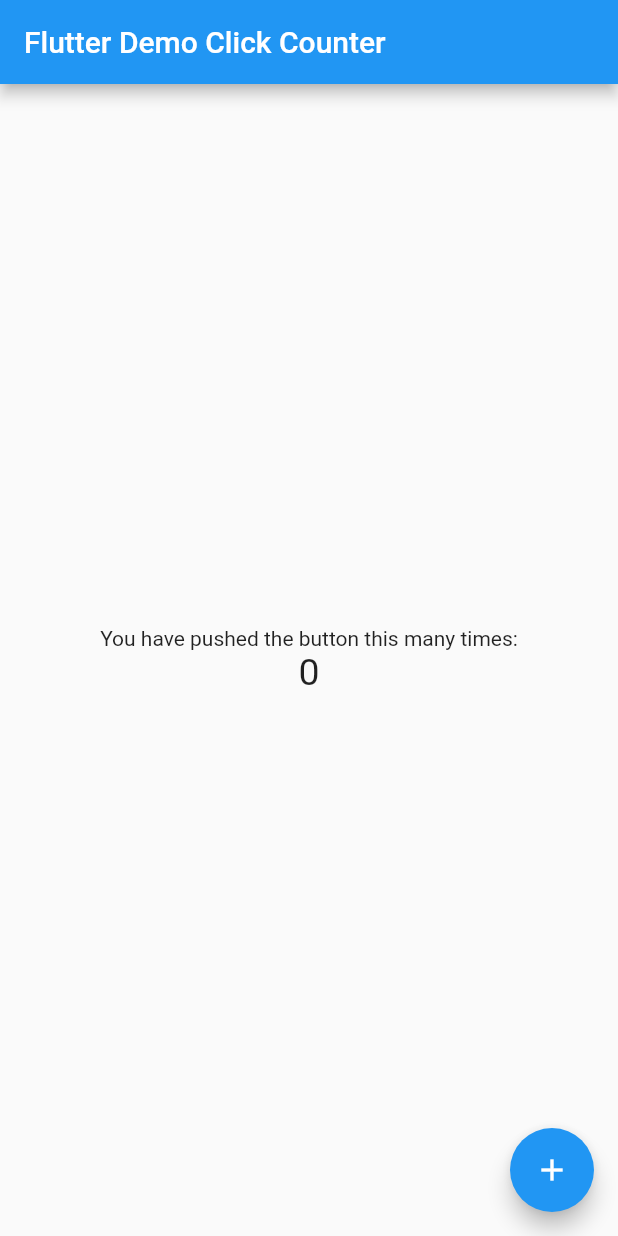
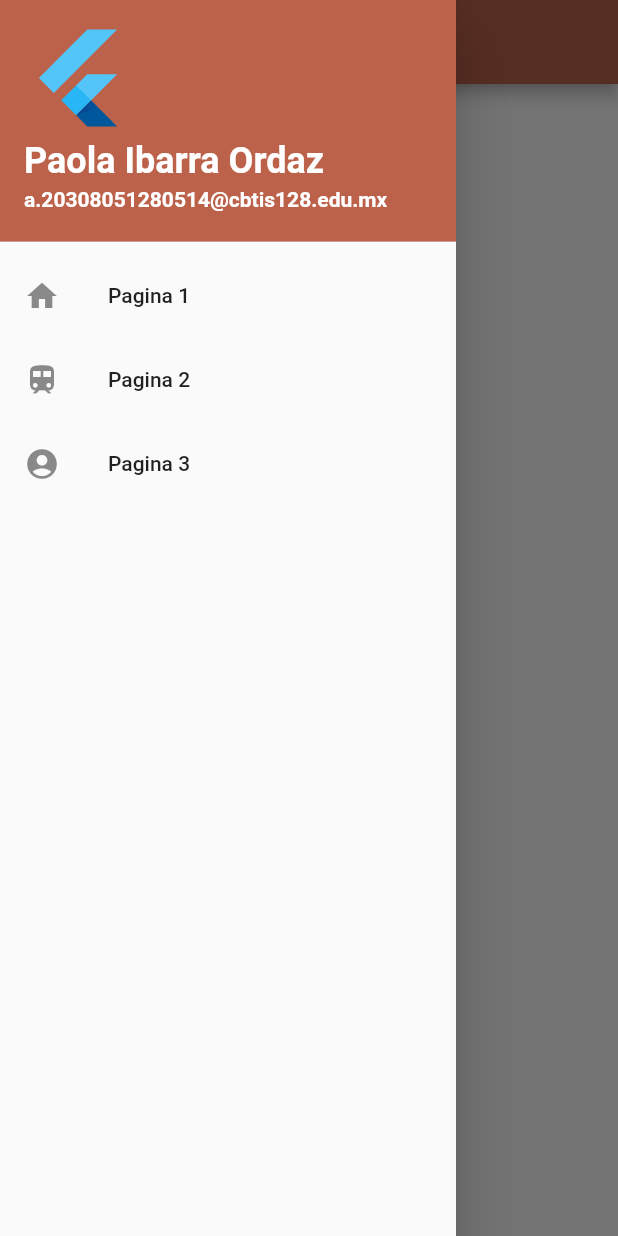
Before and after one commit to PaolaIbarraOrdaz/DrawerFlutLab, a Flutter app: the screen it shows after launch, with the side drawer open (before the commit the screen has no drawer), on a phone screen of 412 x 824 dp. Run offline on Flutter 3.47's test engine with Material 2 defaults, Android fonts, the phone set to English and light mode, and no system bars.

Commit message:
Update main.dart

```diff
--- a/lib/main.dart
+++ b/lib/main.dart
@@ -4,7 +4,7 @@ void main() => runApp(MyApp());
 
 class MyApp extends StatelessWidget {
   const MyApp({super.key});
-  static const String _title = 'Flutter Stateful Clicker Counter';
+  static const String _title = 'Drawer en Flutter';
   // This widget is the root of your application.
   @override
   Widget build(BuildContext context) {
@@ -13,6 +13,7 @@ class MyApp extends StatelessWidget {
       theme: ThemeData(
         primarySwatch: Colors.blue,
       ),
+      debugShowCheckedModeBanner: false,
       home: MyHomePage(),
     );
   }
@@ -20,71 +21,79 @@ class MyApp extends StatelessWidget {
 
 class MyHomePage extends StatefulWidget {
   const MyHomePage({super.key});
-  // This widget is the home page of your application. It is stateful, meaning
-  // that it has a State object (defined below) that contains fields that affect
-  // how it looks.
-  // This class is the configuration for the state.
   @override
   _MyHomePageState createState() => _MyHomePageState();
 }
 
 class _MyHomePageState extends State<MyHomePage> {
-  int _counter = 0;
-
-  void _incrementCounter() {
-    setState(() {
-      // This call to setState tells the Flutter framework that something has
-      // changed in this State, which causes it to rerun the build method below
-      // so that the display can reflect the updated values. If we changed
-      // _counter without calling setState(), then the build method would not be
-      // called again, and so nothing would appear to happen.
-      _counter++;
-    });
-  }
-
   @override
   Widget build(BuildContext context) {
-    // This method is rerun every time setState is called, for instance as done
-    // by the _incrementCounter method above.
-    //
-    // The Flutter framework has been optimized to make rerunning build methods
-    // fast, so that you can just rebuild anything that needs updating rather
-    // than having to individually change instances of widgets.
     return Scaffold(
       appBar: AppBar(
-        // Here we take the value from the MyHomePage object that was created by
-        // the App.build method, and use it to set our appbar title.
-        title: Text('Flutter Demo Click Counter'),
+        title: Text('Act 3 Drawer Ibarra'),
+        backgroundColor: const Color(0xffbc614a),
       ),
-      body: Center(
-        // Center is a layout widget. It takes a single child and positions it
-        // in the middle of the parent.
-        child: Column(
-          // Column is also a layout widget. It takes a list of children and
-          // arranges them vertically. By default, it sizes itself to fit its
-          // children horizontally, and tries to be as tall as its parent.
-          //
-          // Column has various properties to control how it sizes itself and
-          // how it positions its children. Here we use mainAxisAlignment to
-          // center the children vertically; the main axis here is the vertical
-          // axis because Columns are vertical (the cross axis would be
-          // horizontal).
-          mainAxisAlignment: MainAxisAlignment.center,
-          children: <Widget>[
-            Text(
-              'You have pushed the button this many times:',
+      drawer: Drawer(
+        child: ListView(
+          // Important: Remove any padding from the ListView.
+          padding: EdgeInsets.zero,
+          children: [
+            const UserAccountsDrawerHeader(
+              // <-- SEE HERE
+              decoration: BoxDecoration(color: const Color(0xffbc614a)),
+              accountName: Text(
+                "Paola Ibarra Ordaz",
+                style: TextStyle(
+                  fontWeight: FontWeight.bold,
+                  fontSize: 24,
+                ),
+              ),
+              accountEmail: Text(
+                "a.20308051280514@cbtis128.edu.mx",
+                style: TextStyle(
+                  fontWeight: FontWeight.bold,
+                ),
+              ),
+              currentAccountPicture: FlutterLogo(),
             ),
-            Text(
-              '$_counter',
-              style: TextStyle(fontSize: 25),
+            ListTile(
+              leading: Icon(
+                Icons.home,
+              ),
+              title: const Text('Pagina 1'),
+              onTap: () {
+                Navigator.pop(context);
+              },
+            ),
+            ListTile(
+              leading: Icon(
+                Icons.train,
+              ),
+              title: const Text('Pagina 2'),
+              onTap: () {
+                Navigator.pop(context);
+              },
+            ),
+            ListTile(
+              leading: Icon(
+                Icons.account_circle,
+              ),
+              title: const Text('Pagina 3'),
+              onTap: () {
+                Navigator.pop(context);
+              },
             ),
           ],
         ),
       ),
-      floatingActionButton: FloatingActionButton(
-        onPressed: _incrementCounter,
-        tooltip: 'Increment',
-        child: Icon(Icons.add),
+      body: Center(
+        child: Column(
+          children: [
+            SizedBox(
+              height: 50,
+            ),
+          ],
+        ),
       ),
     );
   }
```
